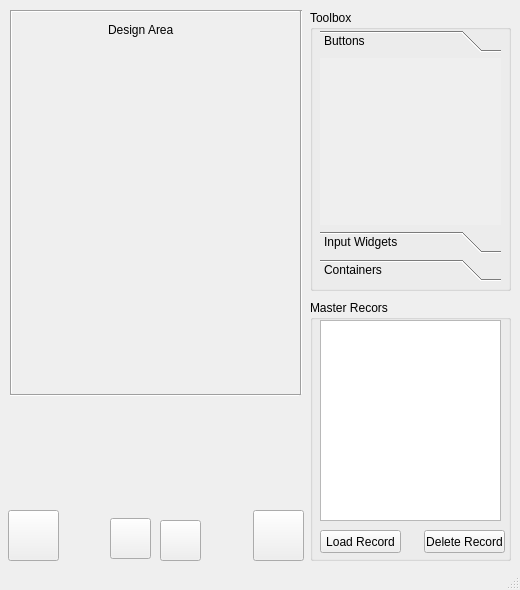
The window that mainwindow.ui (abigdreamer/Objectwheelprivate) describes before a commit, drawn with Qt 5.
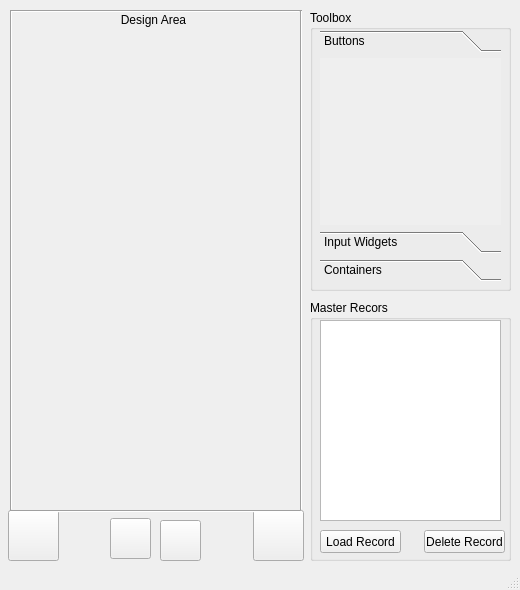
The same window after the commit. The open tabs and pages were chosen to show the change. Icons and pictures are not drawn.

```diff
--- a/mainwindow.ui
+++ b/mainwindow.ui
@@ -75,7 +75,7 @@
      <property name="geometry">
       <rect>
        <x>10</x>
-       <y>394</y>
+       <y>510</y>
        <width>290</width>
        <height>3</height>
       </rect>
@@ -234,7 +234,7 @@
        <x>300</x>
        <y>10</y>
        <width>3</width>
-       <height>385</height>
+       <height>500</height>
       </rect>
      </property>
      <property name="orientation">
@@ -260,7 +260,7 @@
        <x>10</x>
        <y>10</y>
        <width>3</width>
-       <height>384</height>
+       <height>500</height>
       </rect>
      </property>
      <property name="orientation">
@@ -294,15 +294,18 @@
     <widget class="QLabel" name="designTitle">
      <property name="geometry">
       <rect>
-       <x>108</x>
-       <y>20</y>
-       <width>81</width>
+       <x>8</x>
+       <y>10</y>
+       <width>291</width>
        <height>20</height>
       </rect>
      </property>
      <property name="text">
       <string>Design Area</string>
      </property>
+     <property name="alignment">
+      <set>Qt::AlignCenter</set>
+     </property>
     </widget>
    </widget>
   </widget>
```
Left out of the diff: 8 changed lines with no effect on the pictures.
